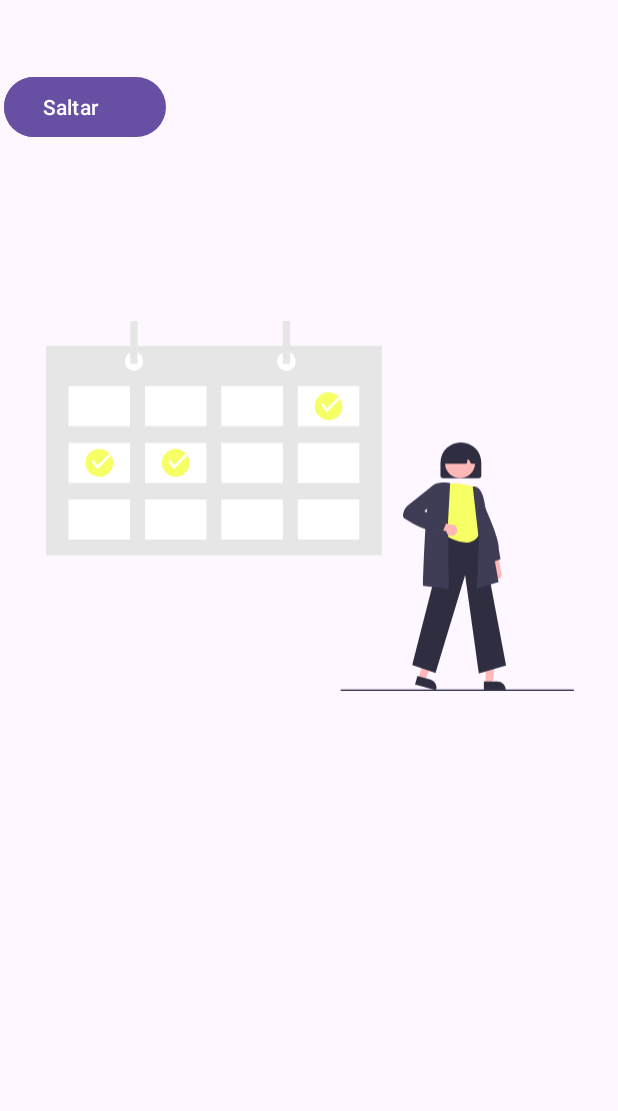
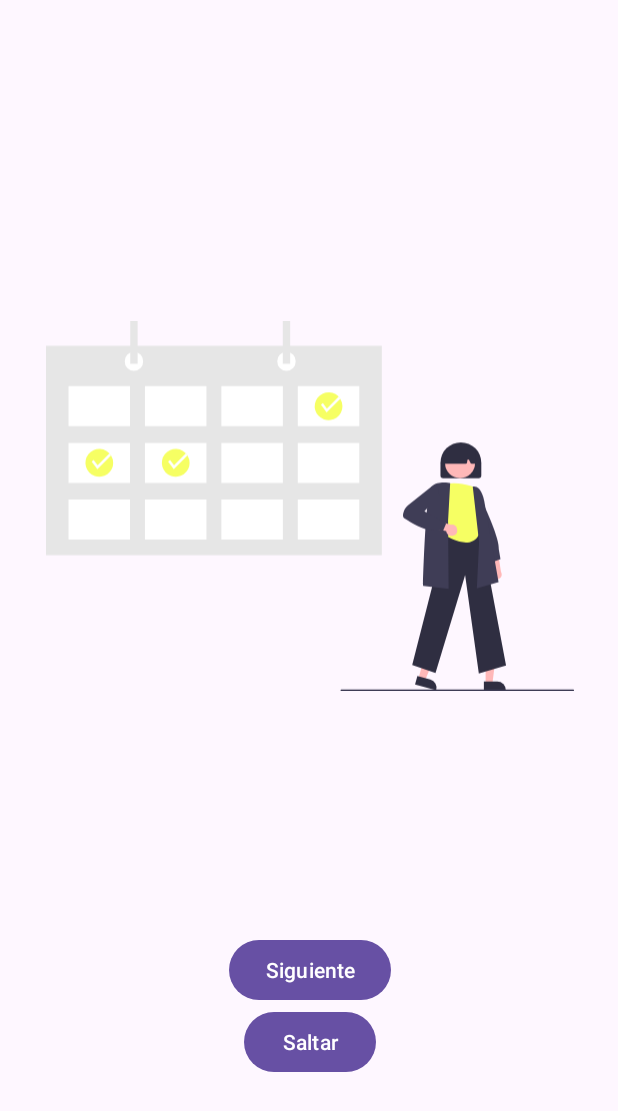
Before and after one commit to jgarciar122/onBoardCalendar, an Android app: the onBoard2Fragment screen opened through its navigation route, on a phone screen of 412 x 824 dp. Shown: the top 1111 px of the screen. Run offline under Robolectric (Android 15) with nearby library versions, the phone set to English and light mode, and no system bars.

Commit message:
Cambiar de layout

```diff
--- a/app/build.gradle.kts
+++ b/app/build.gradle.kts
@@ -14,6 +14,11 @@ android {
         versionName = "1.0"
 
         testInstrumentationRunner = "androidx.test.runner.AndroidJUnitRunner"
+    }
+
+    buildFeatures {
+        viewBinding = true
+
     }
 
     buildTypes {
--- a/app/src/main/java/com/example/cumpleonboard/onBoard1Fragment.java
+++ b/app/src/main/java/com/example/cumpleonboard/onBoard1Fragment.java
@@ -1,64 +1,47 @@
 package com.example.cumpleonboard;
 
 import android.os.Bundle;
-
 import androidx.fragment.app.Fragment;
-
+import androidx.navigation.NavController;
+import androidx.navigation.Navigation;
 import android.view.LayoutInflater;
 import android.view.View;
 import android.view.ViewGroup;
+import com.example.cumpleonboard.databinding.FragmentOnBoard1Binding;
 
-/**
- * A simple {@link Fragment} subclass.
- * Use the {@link onBoard1Fragment#newInstance} factory method to
- * create an instance of this fragment.
- */
 public class onBoard1Fragment extends Fragment {
 
-    // TODO: Rename parameter arguments, choose names that match
-    // the fragment initialization parameters, e.g. ARG_ITEM_NUMBER
-    private static final String ARG_PARAM1 = "param1";
-    private static final String ARG_PARAM2 = "param2";
-
-    // TODO: Rename and change types of parameters
-    private String mParam1;
-    private String mParam2;
+    private FragmentOnBoard1Binding binding;
 
     public onBoard1Fragment() {
-        // Required empty public constructor
-    }
-
-    /**
-     * Use this factory method to create a new instance of
-     * this fragment using the provided parameters.
-     *
-     * @param param1 Parameter 1.
-     * @param param2 Parameter 2.
-     * @return A new instance of fragment onBoard1Fragment.
-     */
-    // TODO: Rename and change types and number of parameters
-    public static onBoard1Fragment newInstance(String param1, String param2) {
-        onBoard1Fragment fragment = new onBoard1Fragment();
-        Bundle args = new Bundle();
-        args.putString(ARG_PARAM1, param1);
-        args.putString(ARG_PARAM2, param2);
-        fragment.setArguments(args);
-        return fragment;
     }
 
     @Override
     public void onCreate(Bundle savedInstanceState) {
         super.onCreate(savedInstanceState);
-        if (getArguments() != null) {
-            mParam1 = getArguments().getString(ARG_PARAM1);
-            mParam2 = getArguments().getString(ARG_PARAM2);
-        }
     }
 
     @Override
     public View onCreateView(LayoutInflater inflater, ViewGroup container,
                              Bundle savedInstanceState) {
-        // Inflate the layout for this fragment
-        return inflater.inflate(R.layout.fragment_on_board1, container, false);
+        binding = FragmentOnBoard1Binding.inflate(inflater, container, false);
+        View view = binding.getRoot();
+
+        binding.buttonf1.setOnClickListener(new View.OnClickListener() {
+            @Override
+            public void onClick(View v) {
+                NavController navController = Navigation.findNavController(requireActivity(), R.id.fragmentContainerView);
+                navController.navigate(R.id.action_onBoard1Fragment_to_onBoard2Fragment);
+            }
+        });
+
+        return view;
+    }
+
+    @Override
+    public void onDestroyView() {
+        super.onDestroyView();
+        // Libera el binding para evitar pérdidas de memoria
+        binding = null;
     }
 }
--- a/app/src/main/java/com/example/cumpleonboard/onBoard2Fragment.java
+++ b/app/src/main/java/com/example/cumpleonboard/onBoard2Fragment.java
@@ -1,64 +1,47 @@
 package com.example.cumpleonboard;
 
 import android.os.Bundle;
-
 import androidx.fragment.app.Fragment;
-
+import androidx.navigation.NavController;
+import androidx.navigation.Navigation;
 import android.view.LayoutInflater;
 import android.view.View;
 import android.view.ViewGroup;
+import com.example.cumpleonboard.databinding.FragmentOnBoard2Binding;
 
-/**
- * A simple {@link Fragment} subclass.
- * Use the {@link onBoard2Fragment#newInstance} factory method to
- * create an instance of this fragment.
- */
 public class onBoard2Fragment extends Fragment {
 
-    // TODO: Rename parameter arguments, choose names that match
-    // the fragment initialization parameters, e.g. ARG_ITEM_NUMBER
-    private static final String ARG_PARAM1 = "param1";
-    private static final String ARG_PARAM2 = "param2";
-
-    // TODO: Rename and change types of parameters
-    private String mParam1;
-    private String mParam2;
+    private FragmentOnBoard2Binding binding;
 
     public onBoard2Fragment() {
-        // Required empty public constructor
-    }
-
-    /**
-     * Use this factory method to create a new instance of
-     * this fragment using the provided parameters.
-     *
-     * @param param1 Parameter 1.
-     * @param param2 Parameter 2.
-     * @return A new instance of fragment onBoard2Fragment.
-     */
-    // TODO: Rename and change types and number of parameters
-    public static onBoard2Fragment newInstance(String param1, String param2) {
-        onBoard2Fragment fragment = new onBoard2Fragment();
-        Bundle args = new Bundle();
-        args.putString(ARG_PARAM1, param1);
-        args.putString(ARG_PARAM2, param2);
-        fragment.setArguments(args);
-        return fragment;
     }
 
     @Override
     public void onCreate(Bundle savedInstanceState) {
         super.onCreate(savedInstanceState);
-        if (getArguments() != null) {
-            mParam1 = getArguments().getString(ARG_PARAM1);
-            mParam2 = getArguments().getString(ARG_PARAM2);
-        }
     }
 
     @Override
     public View onCreateView(LayoutInflater inflater, ViewGroup container,
                              Bundle savedInstanceState) {
-        // Inflate the layout for this fragment
-        return inflater.inflate(R.layout.fragment_on_board2, container, false);
+        binding = FragmentOnBoard2Binding.inflate(inflater, container, false);
+        View view = binding.getRoot();
+
+        binding.buttonf2.setOnClickListener(new View.OnClickListener() {
+            @Override
+            public void onClick(View v) {
+                NavController navController = Navigation.findNavController(requireActivity(), R.id.fragmentContainerView);
+                navController.navigate(R.id.action_onBoard2Fragment_to_onBoard3Fragment);
+            }
+        });
+
+        return view;
+    }
+
+    @Override
+    public void onDestroyView() {
+        super.onDestroyView();
+        // Libera el binding para evitar pérdidas de memoria
+        binding = null;
     }
 }
--- a/app/src/main/res/layout/fragment_on_board1.xml
+++ b/app/src/main/res/layout/fragment_on_board1.xml
@@ -29,7 +29,7 @@
         android:textColor="#c2c033"/>
 
     <Button
-        android:id="@+id/button"
+        android:id="@+id/buttonf1"
         android:layout_width="wrap_content"
         android:layout_height="wrap_content"
         android:layout_marginBottom="76dp"
@@ -39,7 +39,7 @@
         app:layout_constraintStart_toStartOf="parent" />
 
     <Button
-        android:id="@+id/button3"
+        android:id="@+id/skipf1"
         android:layout_width="wrap_content"
         android:layout_height="wrap_content"
         android:layout_marginBottom="20dp"
--- a/app/src/main/res/layout/fragment_on_board2.xml
+++ b/app/src/main/res/layout/fragment_on_board2.xml
@@ -20,18 +20,26 @@
         app:layout_constraintVertical_bias="0.087" />
 
     <Button
-        android:id="@+id/button2"
+        android:id="@+id/buttonf2"
         android:layout_width="wrap_content"
         android:layout_height="wrap_content"
         android:text="Siguiente"
-        tools:layout_editor_absoluteX="151dp"
-        tools:layout_editor_absoluteY="565dp" />
+        app:layout_constraintBottom_toBottomOf="parent"
+        app:layout_constraintEnd_toEndOf="parent"
+        app:layout_constraintHorizontal_bias="0.498"
+        app:layout_constraintStart_toStartOf="parent"
+        app:layout_constraintTop_toTopOf="parent"
+        app:layout_constraintVertical_bias="0.844" />
 
     <Button
-        android:id="@+id/button4"
+        android:id="@+id/skipf2"
         android:layout_width="wrap_content"
         android:layout_height="wrap_content"
         android:text="Saltar"
-        tools:layout_editor_absoluteX="160dp"
-        tools:layout_editor_absoluteY="625dp" />
+        app:layout_constraintBottom_toBottomOf="parent"
+        app:layout_constraintEnd_toEndOf="parent"
+        app:layout_constraintHorizontal_bias="0.498"
+        app:layout_constraintStart_toStartOf="parent"
+        app:layout_constraintTop_toTopOf="parent"
+        app:layout_constraintVertical_bias="0.915" />
 </androidx.constraintlayout.widget.ConstraintLayout>
```
